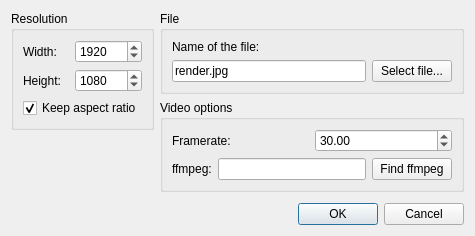
Before: the Qt Designer form src/ShaderRunner/RenderToFileDialog.ui in utak3r/ShaderRunner, drawn with Qt 5.
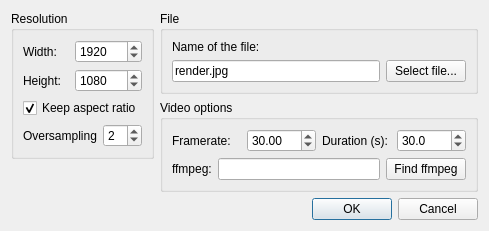
After: the same form once the commit is applied.

Commit message: Rendering to animation added. Oversampling for offscreen rendering added.

```diff
--- a/src/ShaderRunner/RenderToFileDialog.ui
+++ b/src/ShaderRunner/RenderToFileDialog.ui
@@ -6,8 +6,8 @@
    <rect>
     <x>0</x>
     <y>0</y>
-    <width>475</width>
-    <height>236</height>
+    <width>489</width>
+    <height>230</height>
    </rect>
   </property>
   <property name="windowTitle">
@@ -15,7 +15,7 @@
   </property>
   <layout class="QVBoxLayout" name="verticalLayout_6">
    <item>
-    <layout class="QHBoxLayout" name="horizontalLayout_6">
+    <layout class="QHBoxLayout" name="horizontalLayout_7">
      <item>
       <layout class="QVBoxLayout" name="verticalLayout_4">
        <item>
@@ -88,6 +88,36 @@
             </property>
            </widget>
           </item>
+          <item>
+           <layout class="QHBoxLayout" name="horizontalLayout_6">
+            <item>
+             <widget class="QLabel" name="label_7">
+              <property name="text">
+               <string>Oversampling</string>
+              </property>
+             </widget>
+            </item>
+            <item>
+             <widget class="QSpinBox" name="txtOversampling">
+              <property name="toolTip">
+               <string>Enter 1 for no oversampling.</string>
+              </property>
+              <property name="toolTipDuration">
+               <number>2</number>
+              </property>
+              <property name="minimum">
+               <number>1</number>
+              </property>
+              <property name="maximum">
+               <number>8</number>
+              </property>
+              <property name="value">
+               <number>2</number>
+              </property>
+             </widget>
+            </item>
+           </layout>
+          </item>
          </layout>
         </widget>
        </item>
@@ -170,6 +200,29 @@
               </property>
              </widget>
             </item>
+            <item>
+             <widget class="QLabel" name="label_6">
+              <property name="text">
+               <string>Duration (s):</string>
+              </property>
+             </widget>
+            </item>
+            <item>
+             <widget class="QDoubleSpinBox" name="txtDuration">
+              <property name="decimals">
+               <number>1</number>
+              </property>
+              <property name="minimum">
+               <double>1.000000000000000</double>
+              </property>
+              <property name="maximum">
+               <double>3600.000000000000000</double>
+              </property>
+              <property name="value">
+               <double>30.000000000000000</double>
+              </property>
+             </widget>
+            </item>
            </layout>
           </item>
           <item>
```
Left out of the diff: 19 changed lines with no effect on the pictures. The commit also changes 8 other files.
